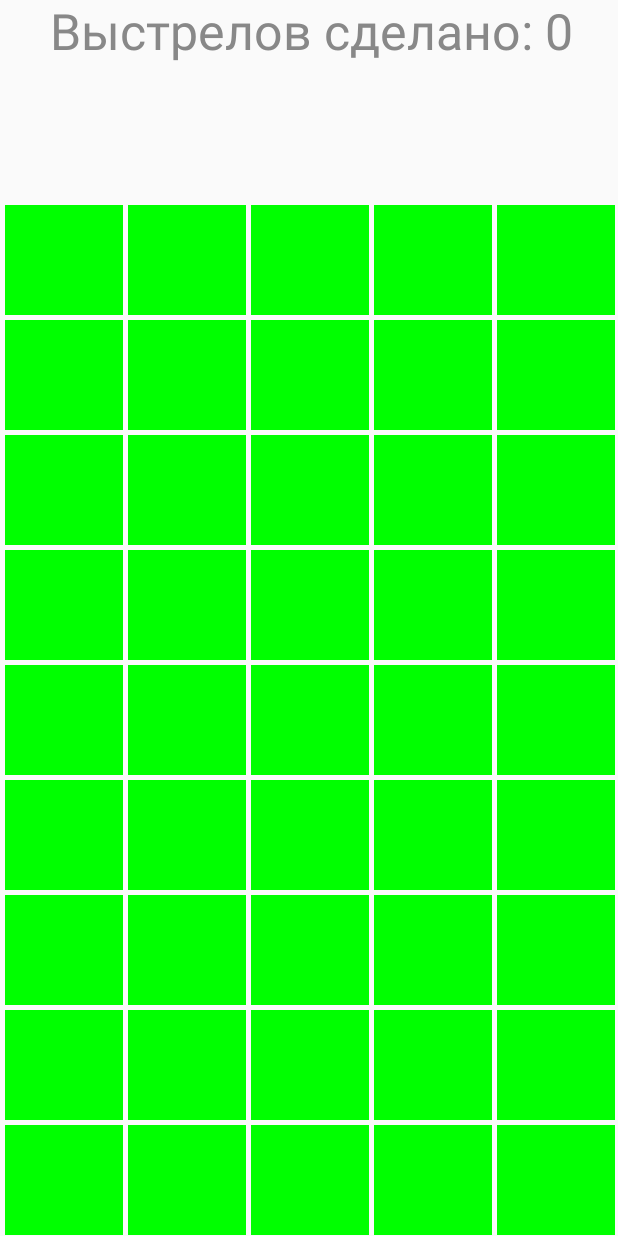
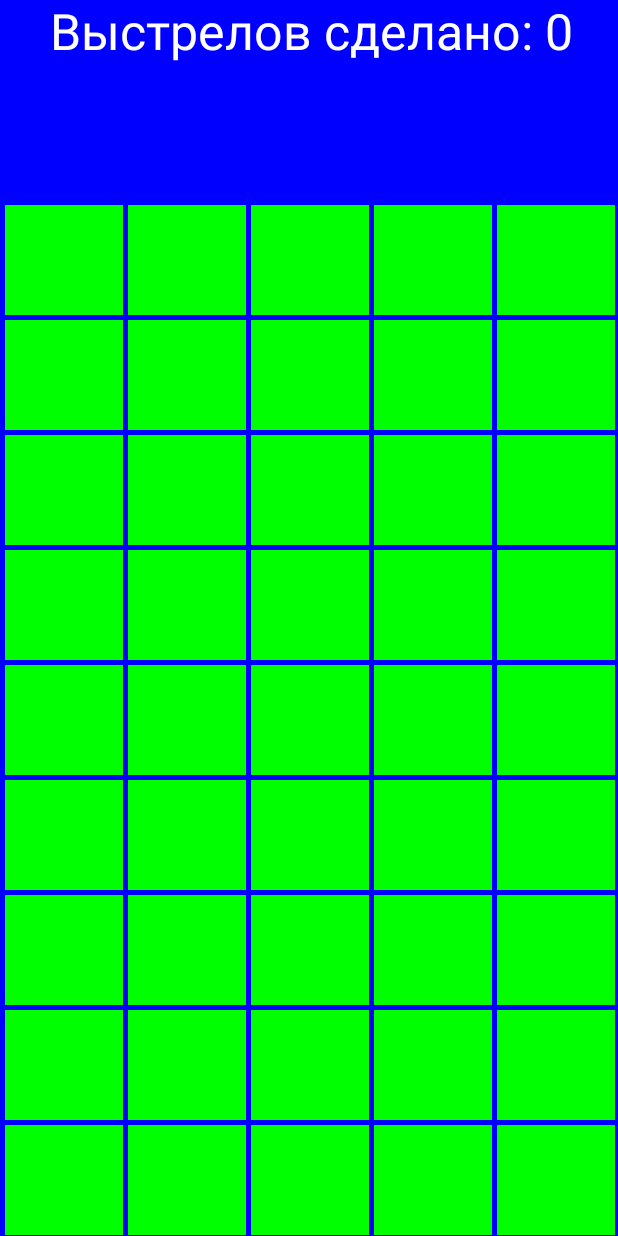
Before and after one commit to ForthA/CubeGame, an Android app: the screen it shows after launch (MainActivity), on a phone screen of 412 x 824 dp. Run offline under Robolectric (Android 15) with nearby library versions, the phone set to English and light mode, and no system bars.

Commit message:
New design of radius and background Minor fixes

```diff
--- a/app/src/main/java/com/example/myapplication/MainActivity.java
+++ b/app/src/main/java/com/example/myapplication/MainActivity.java
@@ -15,6 +15,8 @@
 import android.util.Log;
 import android.view.MotionEvent;
 import android.view.View;
+import android.view.Window;
+import android.view.WindowManager;
 import android.widget.ImageView;
 import android.widget.TextView;
 import android.widget.Toast;
@@ -22,6 +24,7 @@
 public class MainActivity extends AppCompatActivity {
     public Area[][] area = new Area[15][15];
     public boolean[][] areaBAN = new boolean[15][15];
+    public int[][] radius = new int[15][15];
     int randomi;
     int randomj;
     boolean active = true;
@@ -32,6 +35,9 @@
     int screenHeight = 0;
     double prevX = -1;
     double prevY = -1;
+    float periodX = 0;
+    float periodY = 0;
+    Integer digit = 0;
 /*
         Класс для прорисовки
 */
@@ -43,7 +49,10 @@
     }
     @Override
     protected void onDraw(Canvas canvas) {
-        p.setColor(Color.GRAY);
+
+        p.setColor(Color.BLUE);
+        canvas.drawRect(0,0,screenWidth,screenHeight,p);
+        p.setColor(Color.WHITE);
         p.setTextSize(50);
         canvas.drawText("Выстрелов сделано: " + shots,50,50,p);
         for (int i = 1; i < 10; i++) {
@@ -53,8 +62,11 @@
                     canvas.drawRect(area[i][j].getX(), area[i][j].getY(), area[i][j].getEndx(), area[i][j].getEndy(), p);
                 }
                 else {
-                    p.setColor(Color.RED);
+                    digit = radius[i][j];
+                    p.setColor(Color.BLUE);
                     canvas.drawRect(area[i][j].getX(), area[i][j].getY(), area[i][j].getEndx(), area[i][j].getEndy(), p);
+                    p.setColor(Color.WHITE);
+                    canvas.drawText(digit.toString(),area[i][j].getX() + (periodX / 2),area[i][j].getY() + (periodY / 2),p);
                 }
             }
         }
@@ -66,9 +78,12 @@
     protected void onCreate(Bundle savedInstanceState) {
 
         super.onCreate(savedInstanceState);
+        requestWindowFeature(Window.FEATURE_NO_TITLE);
+        getWindow().setFlags(WindowManager.LayoutParams.FLAG_FULLSCREEN,
+                WindowManager.LayoutParams.FLAG_FULLSCREEN);
         getScreenSize();
+        SetRandom();
         initGame();
-        SetRandom();
         drawGrid();
 
     }
@@ -103,8 +118,8 @@
 */
 
         public void initGame() {
-            float periodX = screenWidth / 5;
-            float periodY = (screenHeight-200) / 9;
+            periodX = screenWidth / 5;
+            periodY = (screenHeight-200) / 9;
             Float s1 = periodX;
             Float s2 = periodY;
             Log.d("res",s1.toString());
@@ -114,8 +129,14 @@
 
             for (int i = 1; i < 10; i++) {
                 for (int j = 1; j < 6; j++) {
+                    if (Math.abs(randomi - i) >= Math.abs(randomj - j)) {
+                        temp = Math.abs(randomi - i);
+                    } else {
+                        temp = Math.abs(randomj - j);
+                    }
                     areaBAN[i][j] = false;
                     area[i][j] = new Area(dx+ 5, dy + 5,periodX - 5,periodY - 5);
+                    radius[i][j] = temp;
                     dx += periodX;
                 }
                 dx = 0;
@@ -136,7 +157,7 @@
     public boolean onTouchEvent(MotionEvent event) {
         if (active) {
             active = false;
-            onHit(event.getX(), event.getY()-40);
+            onHit(event.getX(), event.getY());
         }
         return super.onTouchEvent(event);
     }
@@ -160,24 +181,7 @@
                 for (int i = 1; i < 10; i++) {
                     for (int j = 1; j < 6; j++) {
                         if (mainX >= area[i][j].getX() && mainX <= area[i][j].getEndx() && mainY <= area[i][j].getEndy() && mainY >= area[i][j].getY() && areaBAN[i][j] == false) {
-                            Float s3 = area[i][j].getX();
-                            Float s4 = area[i][j].getY();
-                            Float s5 = area[i][j].getEndx();
-                            Float s6 = area[i][j].getEndy();
-                            Log.d("test",s3.toString());
-                            Log.d("test",s4.toString());
-                            Log.d("test",s5.toString());
-                            Log.d("test",s6.toString());
                             shots += 1;
-                            if (Math.abs(randomi - i) >= Math.abs(randomj - j)) {
-                                temp = Math.abs(randomi - i);
-                                toast = Toast.makeText(getApplicationContext(), "Неправильно. Правильный куб в радиусе: " + temp, Toast.LENGTH_SHORT);
-                                toast.show();
-                            } else {
-                                temp = Math.abs(randomj - j);
-                                toast = Toast.makeText(getApplicationContext(), "Неправильно. Правильный куб в радиусе: " + temp, Toast.LENGTH_SHORT);
-                                toast.show();
-                            }
                             areaBAN[i][j] = true;
 
                         }
--- a/app/src/main/java/com/example/myapplication/WinActivity.java
+++ b/app/src/main/java/com/example/myapplication/WinActivity.java
@@ -15,6 +15,7 @@
     @Override
     protected void onCreate(Bundle savedInstanceState) {
         super.onCreate(savedInstanceState);
+        getSupportActionBar().hide();
         setContentView(R.layout.activity_win2);
         button = findViewById(R.id.button);
         textViewShots = findViewById(R.id.textViewShots);
```
